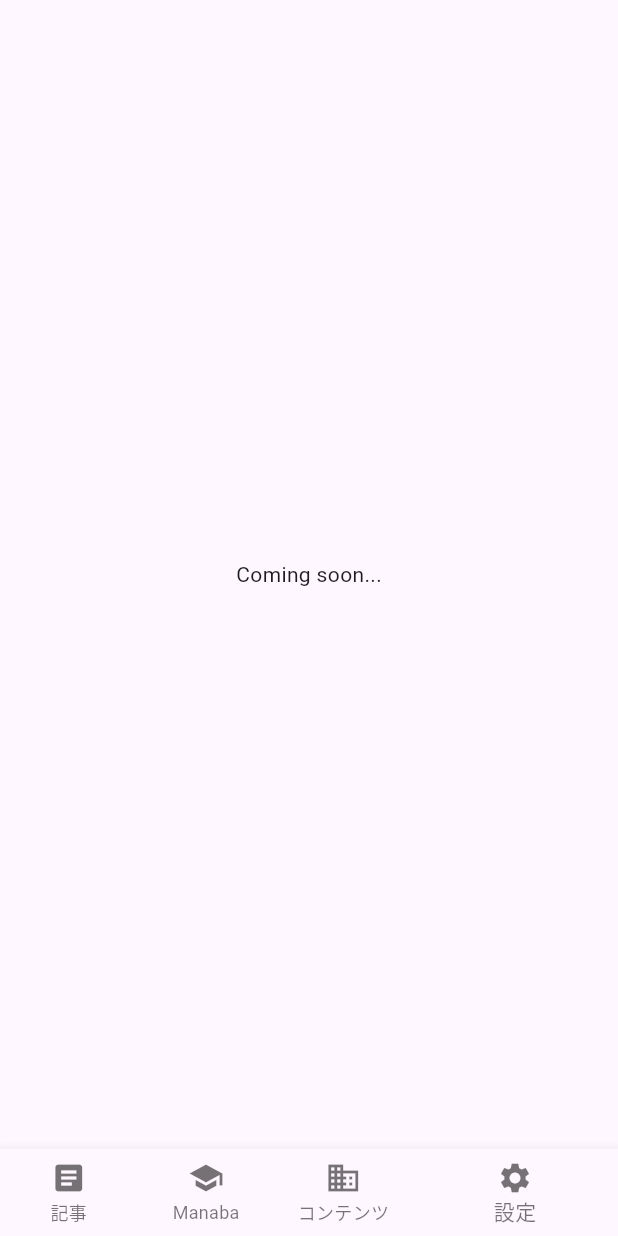
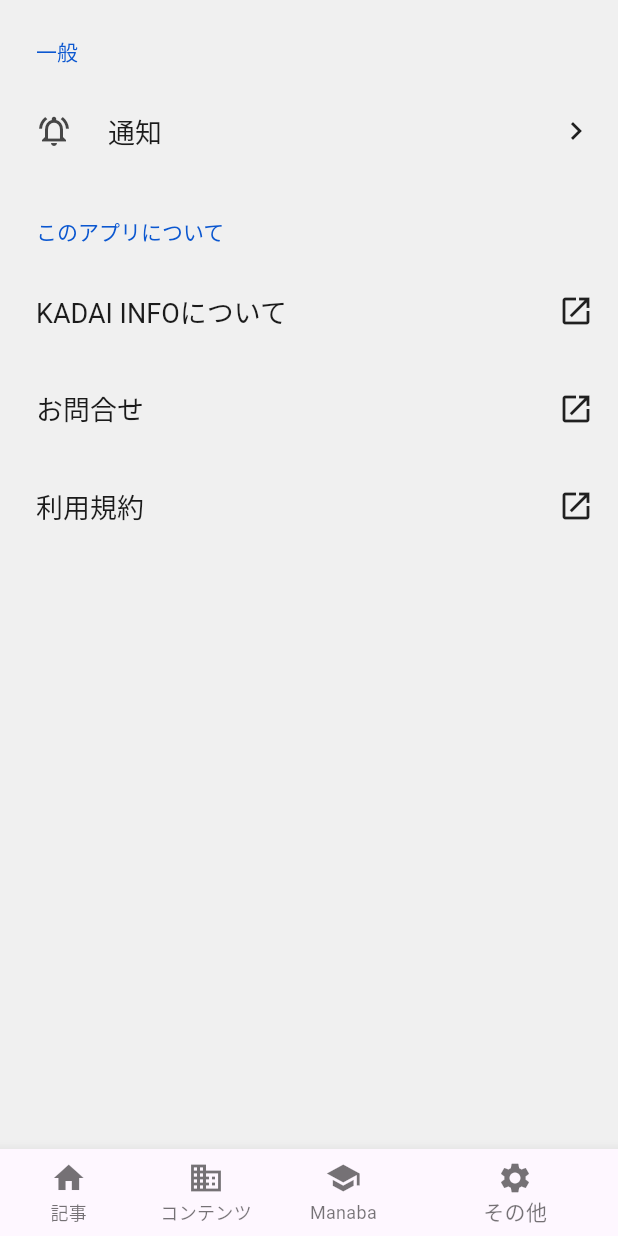
Before and after one commit to kadaiinfo/KADAI-INFO-STUDIO-APP, a Flutter app: the screen it shows after launch, item 4 of the bottom bar chosen, on a phone screen of 412 x 824 dp. Run offline on Flutter 3.47's test engine with Material 3 defaults, Android fonts, the phone set to English and light mode, and no system bars; drawn by our look-alikes of settings_ui; our stand-ins replace webview_flutter.

```diff
--- a/lib/main.dart
+++ b/lib/main.dart
@@ -1,5 +1,6 @@
 import 'package:flutter/material.dart';
 import 'package:webview_flutter/webview_flutter.dart';
+import 'package:settings_ui/settings_ui.dart';
 
 void main() {
   runApp(MyApp());
@@ -29,6 +30,7 @@ class _WebViewWithErrorHandlingState extends State<WebViewWithErrorHandling> {
 
   final _urls = [
     'https://kadaiinfo.com/',
+    'https://kadaiinfo.com/contents/',
     'https://manaba.kic.kagoshima-u.ac.jp/',
   ];
 
@@ -44,14 +46,12 @@ class _WebViewWithErrorHandlingState extends State<WebViewWithErrorHandling> {
           elevation: 0, // AppBarの影をなくす
           leading: Row(
             mainAxisSize: MainAxisSize.min,
-            children: [
-              // 必要なIconButtonをここに追加
-            ],
+            children: [],
           ),
         ),
       ),
-      body: _currentIndex < 2
-          ? Stack(
+      body: _currentIndex != 3 ?
+        Stack(
           children: [
             WebView(
               initialUrl: _urls[_currentIndex],
@@ -75,8 +75,9 @@ class _WebViewWithErrorHandlingState extends State<WebViewWithErrorHandling> {
                 child: CircularProgressIndicator(),
               ),
           ],
-            )
-          : (_currentIndex == 2 ? ContentsPage() : SettingsPage()),
+        ) :
+        SettingsPage(), // SettingsPageを表示する
+
       bottomNavigationBar: BottomNavigationBar(
         selectedItemColor: Colors.black54,
         unselectedItemColor: Colors.black54,
@@ -85,27 +86,27 @@ class _WebViewWithErrorHandlingState extends State<WebViewWithErrorHandling> {
         onTap: (index) {
           setState(() {
             _currentIndex = index;
-            if (index < 2) {
+            if (_currentIndex != 3) { // 'その他'が選択された場合、WebViewを更新しない
               _controller.loadUrl(_urls[_currentIndex]);
             }
           });
         },
         items: [
           BottomNavigationBarItem(
-            icon: Icon(Icons.article),
+            icon: Icon(Icons.home),
             label: '記事',
+          ),
+          BottomNavigationBarItem(
+            icon: Icon(Icons.business),
+            label: 'コンテンツ',
           ),
           BottomNavigationBarItem(
             icon: Icon(Icons.school),
             label: 'Manaba',
           ),
           BottomNavigationBarItem(
-            icon: Icon(Icons.business),
-            label: 'コンテンツ',
-          ),
-          BottomNavigationBarItem(
             icon: Icon(Icons.settings),
-            label: '設定',
+            label: 'その他',
           ),
         ],
       ),
@@ -113,53 +114,67 @@ class _WebViewWithErrorHandlingState extends State<WebViewWithErrorHandling> {
   }
 }
 
-class ContentsPage extends StatelessWidget {
+
+
+class SettingsPage extends StatelessWidget {
+  const SettingsPage({Key? key}) : super(key: key);
+
   @override
   Widget build(BuildContext context) {
     return Scaffold(
-      appBar: PreferredSize(
-        preferredSize: Size.fromHeight(0.0), // AppBarの高さを設定
-        child: AppBar(
-          backgroundColor: Colors.white, // AppBarの背景色を白に設定
-          iconTheme: IconThemeData(color: Colors.black54), // アイコンの色を設定
-          elevation: 0, // AppBarの影をなくす
-          leading: Row(
-            mainAxisSize: MainAxisSize.min,
-            children: [
-              // 必要なIconButtonをここに追加
+      body: SettingsList(
+        sections: [
+          SettingsSection(
+            title: const Text('一般'),
+            tiles: [
+              SettingsTile(
+                title: const Text('通知'),
+                leading: const Icon(Icons.notifications_active_outlined),
+                trailing: const Icon(Icons.navigate_next),
+                onPressed: (BuildContext context) {
+                  // 通知設定ページへの遷移などの処理をここに書く
+
+
+
+
+                },
+              ),
             ],
           ),
+          SettingsSection(
+            title: const Text('このアプリについて'),
+            tiles: [
+              SettingsTile(
+                title: const Text('KADAI INFOについて'),
+                trailing: const Icon(Icons.launch),
+                onPressed: (BuildContext context) {
+                  // 'KADAI INFOについて'ページへの遷移などの処理をここに書く
+                  //URLに遷移する
+
+                },
               ),
+              SettingsTile(
+                title: const Text('お問合せ'),
+                trailing: const Icon(Icons.launch),
+                onPressed: (BuildContext context) {
+                  // お問い合わせページへの遷移などの処理をここに書く
+
+                },
               ),
+              SettingsTile(
+                title: const Text('利用規約'),
+                trailing: const Icon(Icons.launch),
+                onPressed: (BuildContext context) {
+                  // ライセンスページへの遷移などの処理をここに書く
 
-      body: Center(
-        child: Text('Coming soon...'),
+
+
+                },
+              ),
+            ],
+          ),
+        ],
       ),
     );
   }
 }
-
-class SettingsPage extends StatelessWidget {
-  @override
-  Widget build(BuildContext context) {
-    return Scaffold(
-      appBar: PreferredSize(
-        preferredSize: Size.fromHeight(0.0), // AppBarの高さを設定
-        child: AppBar(
-          backgroundColor: Colors.white, // AppBarの背景色を白に設定
-          iconTheme: IconThemeData(color: Colors.black54), // アイコンの色を設定
-          elevation: 0, // AppBarの影をなくす
-          leading: Row(
-            mainAxisSize: MainAxisSize.min,
-            children: [
-              // 必要なIconButtonをここに追加
-            ],
-          ),
-        ),
-      ),
-      body: Center(
-        child: Text('Coming soon...'),
-      ),
-    );
-  }
-}
--- a/pubspec.yaml
+++ b/pubspec.yaml
@@ -31,6 +31,7 @@ dependencies:
   flutter:
     sdk: flutter
   webview_flutter: ^2.0.0
+  settings_ui: ^2.0.2
 
   # The following adds the Cupertino Icons font to your application.
   # Use with the CupertinoIcons class for iOS style icons.
```
Also changed, not shown: pubspec.lock, 1 other file. Lines whose indentation alone changed are shown as unchanged.
